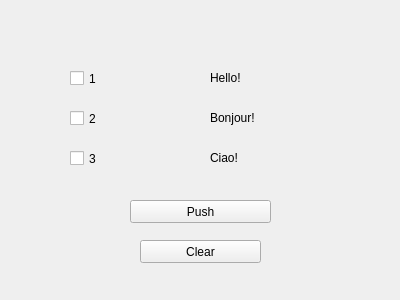
Qt form unt.ui (Ksenia-ESST/mdk_lessons) before a commit.
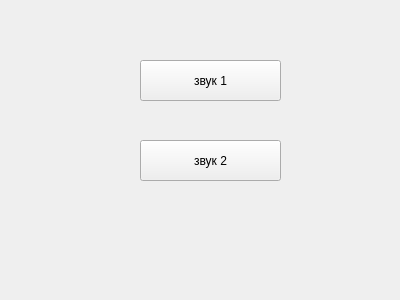
The same form after that commit.

What changed in the file:
```diff
--- a/unt.ui
+++ b/unt.ui
@@ -13,108 +13,30 @@
   <property name="windowTitle">
    <string>Form</string>
   </property>
-  <widget class="QCheckBox" name="check">
+  <widget class="QPushButton" name="pushButton">
    <property name="geometry">
     <rect>
-     <x>70</x>
-     <y>70</y>
-     <width>91</width>
-     <height>17</height>
-    </rect>
-   </property>
-   <property name="text">
-    <string>1</string>
-   </property>
-  </widget>
-  <widget class="QCheckBox" name="check2">
-   <property name="geometry">
-    <rect>
-     <x>70</x>
-     <y>110</y>
-     <width>81</width>
-     <height>17</height>
-    </rect>
-   </property>
-   <property name="text">
-    <string>2</string>
-   </property>
-  </widget>
-  <widget class="QCheckBox" name="check3">
-   <property name="geometry">
-    <rect>
-     <x>70</x>
-     <y>150</y>
-     <width>81</width>
-     <height>17</height>
-    </rect>
-   </property>
-   <property name="text">
-    <string>3</string>
-   </property>
-  </widget>
-  <widget class="QLabel" name="label">
-   <property name="geometry">
-    <rect>
-     <x>210</x>
-     <y>70</y>
-     <width>81</width>
-     <height>16</height>
-    </rect>
-   </property>
-   <property name="text">
-    <string>Hello!</string>
-   </property>
-  </widget>
-  <widget class="QLabel" name="label2">
-   <property name="geometry">
-    <rect>
-     <x>210</x>
-     <y>110</y>
-     <width>91</width>
-     <height>16</height>
-    </rect>
-   </property>
-   <property name="text">
-    <string>Bonjour!</string>
-   </property>
-  </widget>
-  <widget class="QLabel" name="label3">
-   <property name="geometry">
-    <rect>
-     <x>210</x>
-     <y>150</y>
-     <width>91</width>
-     <height>16</height>
-    </rect>
-   </property>
-   <property name="text">
-    <string>Ciao!</string>
-   </property>
-  </widget>
-  <widget class="QPushButton" name="push">
-   <property name="geometry">
-    <rect>
-     <x>130</x>
-     <y>200</y>
+     <x>140</x>
+     <y>60</y>
      <width>141</width>
-     <height>23</height>
+     <height>41</height>
     </rect>
    </property>
    <property name="text">
-    <string>Push</string>
+    <string>звук 1</string>
    </property>
   </widget>
   <widget class="QPushButton" name="clear">
    <property name="geometry">
     <rect>
      <x>140</x>
-     <y>240</y>
-     <width>121</width>
-     <height>23</height>
+     <y>140</y>
+     <width>141</width>
+     <height>41</height>
     </rect>
    </property>
    <property name="text">
-    <string>Clear</string>
+    <string>звук 2</string>
    </property>
   </widget>
  </widget>
```
Left out of the diff: 2 changed lines with no effect on the pictures.
